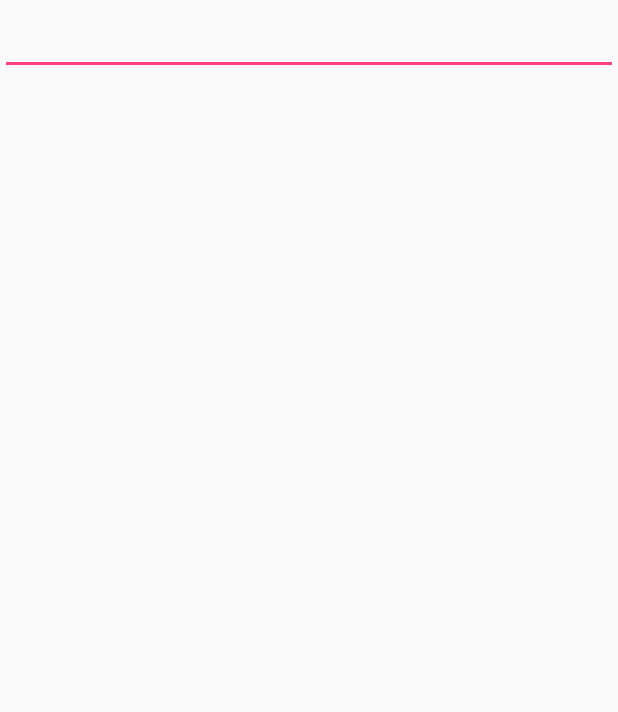
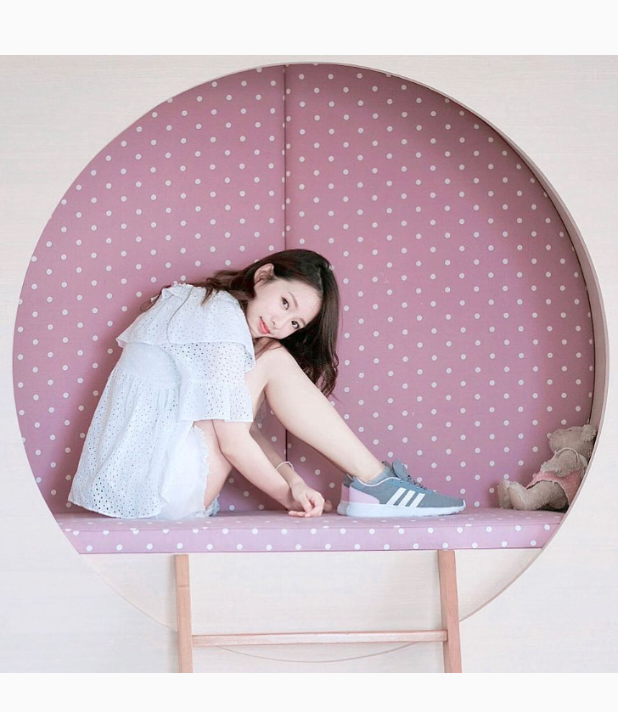
Before and after one commit to nicholsonzhang/BaseProject, an Android app: the fragment WeatherFragment shown on its own in the app's theme, on a phone screen of 412 x 824 dp. Shown: the top 712 px of the screen. Run offline under Robolectric (Android 15) with nearby library versions, the phone set to English and light mode, and no system bars; our stand-ins replace ButterKnife.

```diff
--- a/app/src/main/java/com/user/base/WeatherFragment.java
+++ b/app/src/main/java/com/user/base/WeatherFragment.java
@@ -1,7 +1,12 @@
 package com.user.base;
 
+import android.graphics.Bitmap;
+import android.graphics.BitmapFactory;
 import android.text.InputFilter;
+import android.util.DisplayMetrics;
+import android.util.Log;
 import android.widget.EditText;
+import android.widget.ImageView;
 
 import butterknife.BindView;
 
@@ -10,8 +15,8 @@ import butterknife.BindView;
  */
 
 public class WeatherFragment extends BaseFragment {
-    @BindView(R.id.edit)
-    EditText mEditText;
+    @BindView(R.id.test)
+    ImageView mImageView;
     @Override
     protected int getContentViewId() {
         return R.layout.f_weather;
@@ -20,7 +25,6 @@ public class WeatherFragment extends BaseFragment {
     @Override
     protected void initViews() {
 
-        mEditText.setFilters(new InputFilter[]{new TestFilter()});
 
     }
 
--- a/app/src/main/java/com/user/base/http/RequestApi.java
+++ b/app/src/main/java/com/user/base/http/RequestApi.java
@@ -13,6 +13,6 @@ import retrofit2.http.Path;
 public interface RequestApi {
 
     @GET("user/{userId}")
-    Observable<UserInfo> getUserInfo(@Path("userId") String userId);
+    Observable<BaseResponse<UserInfo>> getUserInfo(@Path("userId") String userId);
 
 }
--- a/app/src/main/res/layout/f_weather.xml
+++ b/app/src/main/res/layout/f_weather.xml
@@ -4,10 +4,10 @@
     android:layout_height="match_parent"
     android:orientation="vertical">
 
-<EditText
-    android:id="@+id/edit"
-    android:layout_width="match_parent"
-    android:layout_height="50dp"
-    android:inputType="numberDecimal"/>
+    <ImageView
+        android:id="@+id/test"
+        android:layout_width="wrap_content"
+        android:layout_height="wrap_content"
+        android:src="@drawable/bb"/>
 
 </LinearLayout>
```
Also changed, not shown: app/src/main/java/com/user/base/NewsFragment.java (+13 -10 lines), app/src/main/java/com/user/base/http/BaseResponse.java (added, +27 -0 lines), app/src/main/java/com/user/base/http/RxBus.java (added, +46 -0 lines), app/src/main/res/drawable-hdpi/aa.jpg (added), app/src/main/res/drawable-xhdpi/bb.jpg (added).
